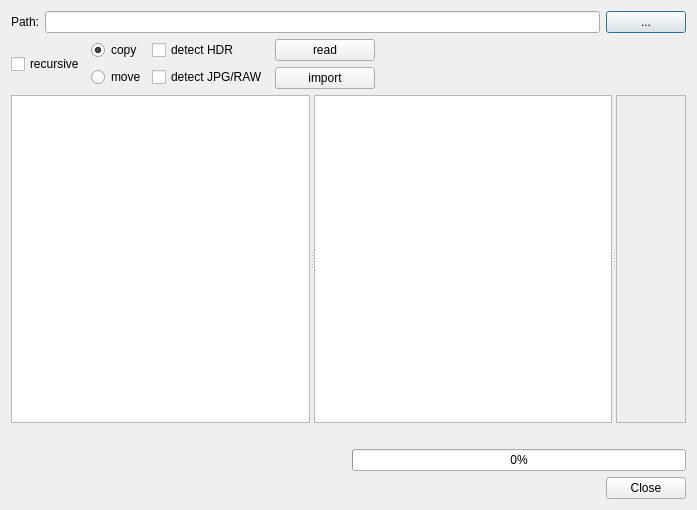
This is cimportdialog.ui in birkeh/pictureLibrary as Qt 5 draws it before an edit. The edited form follows.
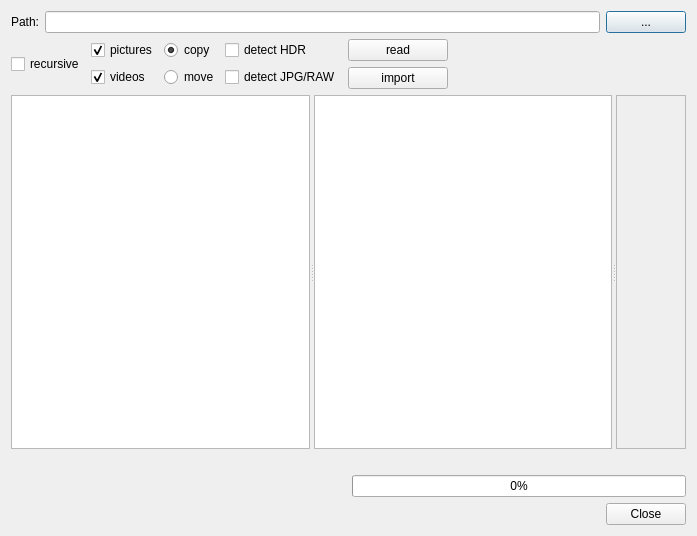
This is the edited form. Custom widgets are drawn as their Qt base class.

```diff
--- a/cimportdialog.ui
+++ b/cimportdialog.ui
@@ -7,7 +7,7 @@
     <x>0</x>
     <y>0</y>
     <width>697</width>
-    <height>510</height>
+    <height>536</height>
    </rect>
   </property>
   <property name="windowTitle">
@@ -15,7 +15,7 @@
   </property>
   <layout class="QGridLayout" name="gridLayout_2">
    <item row="0" column="0">
-    <layout class="QVBoxLayout" name="verticalLayout_2" stretch="0,0,1,0,0,0">
+    <layout class="QVBoxLayout" name="verticalLayout_2" stretch="1,1,1000,1,1,1">
      <item>
       <layout class="QHBoxLayout" name="horizontalLayout">
        <item>
@@ -40,11 +40,39 @@
      <item>
       <layout class="QHBoxLayout" name="horizontalLayout_2">
        <item>
-        <widget class="QCheckBox" name="m_lpRecursive">
-         <property name="text">
-          <string>recursive</string>
-         </property>
-        </widget>
+        <layout class="QVBoxLayout" name="verticalLayout_5">
+         <item>
+          <widget class="QCheckBox" name="m_lpRecursive">
+           <property name="text">
+            <string>recursive</string>
+           </property>
+          </widget>
+         </item>
+        </layout>
+       </item>
+       <item>
+        <layout class="QVBoxLayout" name="verticalLayout_6">
+         <item>
+          <widget class="QCheckBox" name="m_lpPictures">
+           <property name="text">
+            <string>pictures</string>
+           </property>
+           <property name="checked">
+            <bool>true</bool>
+           </property>
+          </widget>
+         </item>
+         <item>
+          <widget class="QCheckBox" name="m_lpVideos">
+           <property name="text">
+            <string>videos</string>
+           </property>
+           <property name="checked">
+            <bool>true</bool>
+           </property>
+          </widget>
+         </item>
+        </layout>
        </item>
        <item>
         <layout class="QVBoxLayout" name="verticalLayout">
@@ -194,7 +222,7 @@
            <x>0</x>
            <y>0</y>
            <width>69</width>
-           <height>316</height>
+           <height>342</height>
           </rect>
          </property>
          <layout class="QGridLayout" name="gridLayout">
```
Left out of the diff: 16 changed lines with no effect on the pictures.
